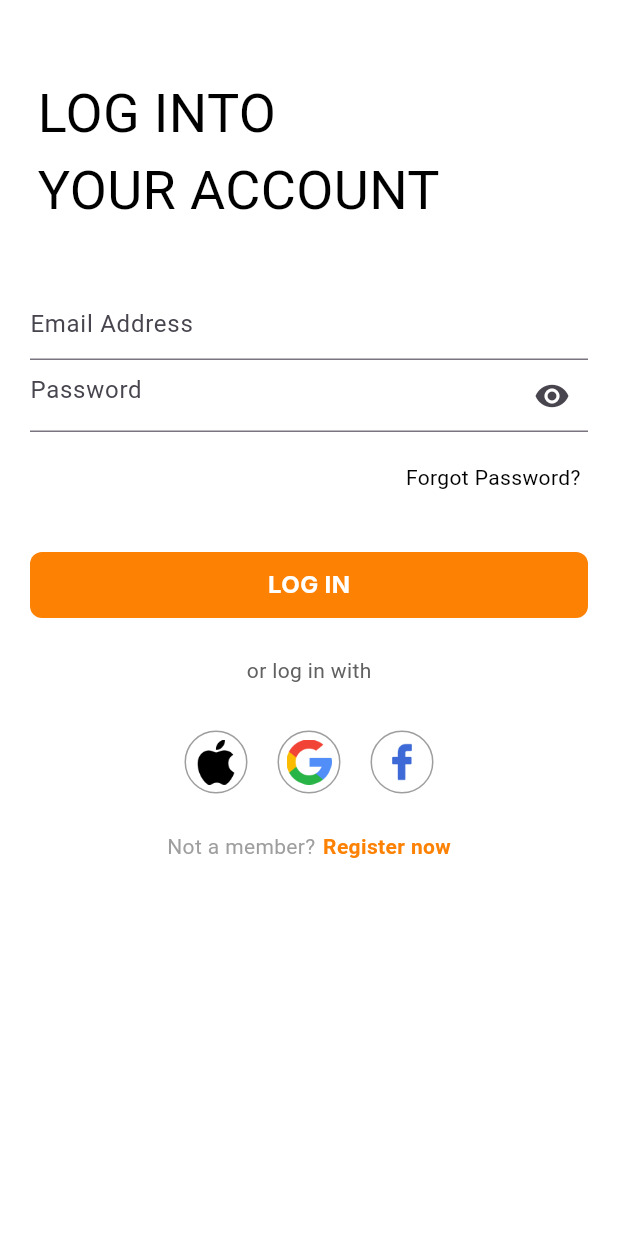
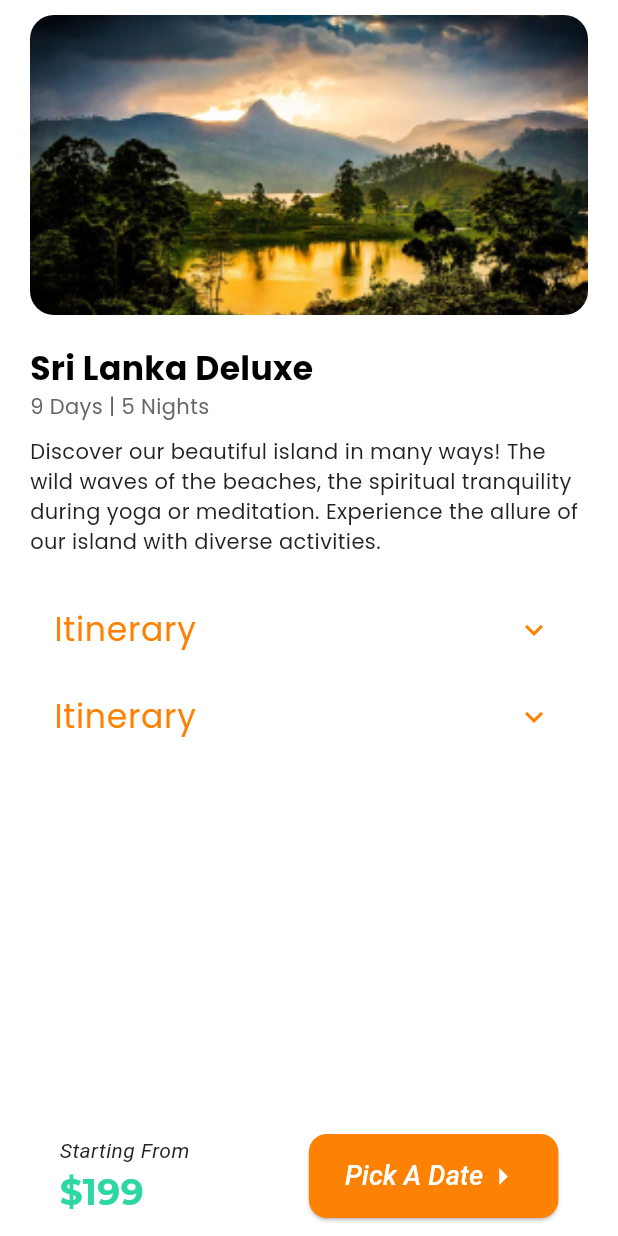
Before and after one commit to Chamidilshan/sl_explorer, a Flutter app: the RoundTripListPage screen opened directly, after a tap on the "keyboard double arrow right" icon, on a phone screen of 412 x 824 dp. Run offline on Flutter 3.47's test engine with Material 3 defaults, Android fonts, the light colour scheme and no system bars; drawn by our look-alikes of carousel_slider; our stand-ins replace cloud_firestore, connectivity_plus, csc_picker, device_preview, firebase_auth, firebase_core and 8 more; accounts and stored records are empty; network calls fail; Roboto replaces fonts that are missing (ABeeZee, Abel).

Commit message:
added round trips details and iterations

```diff
--- /dev/null
+++ b/lib/features/home/round_trips/screens/round_trips_detsila_page.dart
@@ -0,0 +1,305 @@
+import 'package:SL_Explorer/constants/utils/styles.dart';
+import 'package:carousel_slider/carousel_slider.dart';
+import 'package:flutter/material.dart';
+import 'package:google_fonts/google_fonts.dart';
+
+class RoundTripsDetailsPage extends StatefulWidget {
+  const RoundTripsDetailsPage({super.key});
+
+  @override
+  State<RoundTripsDetailsPage> createState() => _RoundTripsDetailsPageState();
+}
+
+class _RoundTripsDetailsPageState extends State<RoundTripsDetailsPage> {
+
+  List<String> images = [
+    "https://images.wallpapersden.com/image/download/purple-sunrise-4k-vaporwave_bGplZmiUmZqaraWkpJRmbmdlrWZlbWU.jpg",
+    "https://wallpaperaccess.com/full/2637581.jpg",
+    "https://uhdwallpapers.org/uploads/converted/20/01/14/the-mandalorian-5k-1920x1080_477555-mm-90.jpg"
+  ];
+
+  Map<String, String> dayDetails = {
+    'Day 1': "In the morning after your arrival at the airport you will be met by your German speaking SriLanka-Explorer tour guide. (Guests with an advance program in Negombo will be picked up at the hotel). We go to Pinnawela to the famous elephant orphanage. You'll have time to be close to the pachyderms, watching them feed and take a dip in the river, before checking into your hotel right on the Maha Oya River.",
+    'Day 2': "Details for Day 2 In the morning after your arrival at the airport you will be met by your German speaking SriLanka-Explorer tour guide. (Guests with an advance program in Negombo will be picked up at the hotel). We go to Pinnawela to the famous elephant orphanage. You'll have time to be close to the pachyderms, watching them feed and take a dip in the river, before checking into your hotel right on the Maha Oya River.",
+    'Day 3': "Details for Day 3 In the morning after your arrival at the airport you will be met by your German speaking SriLanka-Explorer tour guide. (Guests with an advance program in Negombo will be picked up at the hotel). We go to Pinnawela to the famous elephant orphanage. You'll have time to be close to the pachyderms, watching them feed and take a dip in the river, before checking into your hotel right on the Maha Oya River.",
+    'Day 4': "Details for Day 4 In the morning after your arrival at the airport you will be met by your German speaking SriLanka-Explorer tour guide. (Guests with an advance program in Negombo will be picked up at the hotel). We go to Pinnawela to the famous elephant orphanage. You'll have time to be close to the pachyderms, watching them feed and take a dip in the river, before checking into your hotel right on the Maha Oya River.",
+    'Day 5': "Details for Day 5 In the morning after your arrival at the airport you will be met by your German speaking SriLanka-Explorer tour guide. (Guests with an advance program in Negombo will be picked up at the hotel). We go to Pinnawela to the famous elephant orphanage. You'll have time to be close to the pachyderms, watching them feed and take a dip in the river, before checking into your hotel right on the Maha Oya River.",
+    'Day 6': "Details for Day 6 In the morning after your arrival at the airport you will be met by your German speaking SriLanka-Explorer tour guide. (Guests with an advance program in Negombo will be picked up at the hotel). We go to Pinnawela to the famous elephant orphanage. You'll have time to be close to the pachyderms, watching them feed and take a dip in the river, before checking into your hotel right on the Maha Oya River.",
+    'Day 7': "Details for Day 7 In the morning after your arrival at the airport you will be met by your German speaking SriLanka-Explorer tour guide. (Guests with an advance program in Negombo will be picked up at the hotel). We go to Pinnawela to the famous elephant orphanage. You'll have time to be close to the pachyderms, watching them feed and take a dip in the river, before checking into your hotel right on the Maha Oya River.",
+  };
+
+  String selectedDay = 'Day 1';
+
+  @override
+  Widget build(BuildContext context) {
+    return Scaffold(
+      backgroundColor: Colors.white,
+      body: SafeArea(
+        child: SingleChildScrollView(
+          child: Padding(
+            padding: const EdgeInsets.only(left: 20.0, right: 20.0, top: 10.0),
+            child: Column(
+              crossAxisAlignment: CrossAxisAlignment.start,
+              children: [
+                // ClipRRect(
+                //   borderRadius: BorderRadius.circular(16.0),
+                //   child: Image.asset(
+                //     'assets/images/roundTrip.png',
+                //     fit: BoxFit.cover,
+                //     width: double.infinity,
+                //   ),
+                // ),
+                    CarouselSlider(
+            options: CarouselOptions(
+              height: 200.0,
+              autoPlay: true,
+              enlargeFactor: 0.25,
+              aspectRatio: 2.0,
+              disableCenter: true,
+              viewportFraction: 1,
+              enlargeCenterPage: false,
+              autoPlayInterval: Duration(milliseconds: 2500),
+              onPageChanged: (position,reason){
+                print(reason);
+                print(CarouselPageChangedReason.controller);
+              },
+              enableInfiniteScroll: false,
+            ),
+            items: images.map<Widget>((i) {
+              return Builder(
+                builder: (BuildContext context) {
+                  return ClipRRect(
+                    borderRadius: BorderRadius.circular(16.0),
+                    child: Image.asset(
+                      'assets/images/roundTrip.png',
+                      fit: BoxFit.cover,
+                      width: double.infinity,
+                    ),
+                  );
+                },
+              );
+            }).toList(),
+                    ),
+                SizedBox(
+                  height: 20.0,
+                ),
+                Text(
+                  'Sri Lanka Deluxe',
+                  style: GoogleFonts.poppins(
+                    color: Colors.black,
+                    fontSize: 22.0,
+                    fontWeight: FontWeight.w700
+                  ),
+                ),
+                Text(
+                  '9 Days | 5 Nights',
+                  style: GoogleFonts.poppins(
+                      color: Color(0xFF666666),
+                      fontWeight: FontWeight.w400,
+                      fontSize: 14.0
+                  ),
+                ),
+                SizedBox(
+                  height: 10.0,
+                ),
+                Text(
+                  "Discover our beautiful island in many ways! The wild waves of the beaches, the spiritual tranquility during yoga or meditation. Experience the allure of our island with diverse activities.",
+                  style: GoogleFonts.poppins(
+                      color: Color(0xFF21231E),
+                      fontWeight: FontWeight.w400,
+                      fontSize: 14.0
+                  ),
+                ),
+                      SizedBox(
+            height: 20.0,
+                      ),
+                      ExpansionTile(
+            backgroundColor: Colors.white,
+            collapsedBackgroundColor: Colors.white,
+            collapsedIconColor: logoColor,
+            title: SizedBox(
+              child: Text(
+                'Itinerary',
+                style: GoogleFonts.poppins(
+                  color: logoColor,
+                  fontSize: 22.0
+                ),
+              ),
+            ),
+            children: [
+              SingleChildScrollView(
+                scrollDirection: Axis.horizontal,
+                child: Row(
+                  mainAxisAlignment: MainAxisAlignment.spaceEvenly,
+                  children: [
+                    for (String day in dayDetails.keys)
+                      RoundedButton(
+                        text: day,
+                        isSelected: selectedDay == day,
+                        onPressed: () {
+                          setState(() {
+                            selectedDay = day;
+                          });
+                        },
+                      ),
+                  ],
+                ),
+              ),
+              SizedBox(height: 20),
+              Text(
+                dayDetails[selectedDay]!,
+                style: GoogleFonts.poppins(
+                    fontSize: 14.0,
+                  fontWeight: FontWeight.w300,
+                  color: Colors.black
+                ),
+              ),
+              SizedBox(height: 20.0),
+              // const Text("isAdmin: No")
+            ],
+                      ), ExpansionTile(
+            backgroundColor: Colors.white,
+            collapsedBackgroundColor: Colors.white,
+            collapsedIconColor: logoColor,
+            title: SizedBox(
+              child: Text(
+                'Itinerary',
+                style: GoogleFonts.poppins(
+                  color: logoColor,
+                  fontSize: 22.0
+                ),
+              ),
+            ),
+            children: [
+              SingleChildScrollView(
+                scrollDirection: Axis.horizontal,
+                child: Row(
+                  mainAxisAlignment: MainAxisAlignment.spaceEvenly,
+                  children: [
+                    for (String day in dayDetails.keys)
+                      RoundedButton(
+                        text: day,
+                        isSelected: selectedDay == day,
+                        onPressed: () {
+                          setState(() {
+                            selectedDay = day;
+                          });
+                        },
+                      ),
+                  ],
+                ),
+              ),
+              SizedBox(height: 20),
+              Text(
+                dayDetails[selectedDay]!,
+                style: GoogleFonts.poppins(
+                    fontSize: 14.0,
+                  fontWeight: FontWeight.w300,
+                  color: Colors.black
+                ),
+              ),
+              SizedBox(height: 20.0),
+              // const Text("isAdmin: No")
+            ],
+                      ),
+              ],
+            ),
+          ),
+        ),
+      ),
+      bottomSheet: Container(
+        color: Colors.white,
+        height: 80.0,
+        width: double.infinity,
+        child: Row(
+          crossAxisAlignment: CrossAxisAlignment.center,
+          mainAxisAlignment: MainAxisAlignment.spaceAround,
+          children: [
+            Column(
+              mainAxisAlignment: MainAxisAlignment.center,
+              crossAxisAlignment: CrossAxisAlignment.start,
+              children: [
+                Text(
+                  'Starting From',
+                  style: GoogleFonts.aBeeZee(
+                      color: Color(0xFF232323),
+                      fontStyle: FontStyle.italic,
+                      fontWeight: FontWeight.w400,
+                      fontSize: 14.0
+                  ),
+                ),Text(
+                  '\$199',
+                  style: GoogleFonts.montserrat(
+                      color: Color(0xFF2DD7A4),
+                      fontWeight: FontWeight.w700,
+                      fontSize: 24.0
+                  ),
+                ),
+              ],
+            ),
+            ElevatedButton(
+                onPressed: (){},
+              style: ElevatedButton.styleFrom(
+                backgroundColor: logoColor,
+                shape: RoundedRectangleBorder(
+                    borderRadius: BorderRadius.circular(12.0)),
+                minimumSize: Size(100, 56.0),
+              ),
+                child: Row(
+                  children: [
+                    Text(
+                        'Pick A Date',
+                      style: TextStyle(
+                        color: Colors.white,
+                        fontSize: 18.0,
+                        fontStyle: FontStyle.italic
+                      ),
+                    ),
+                    Icon(
+                        Icons.arrow_right_outlined,
+                      color: Colors.white,
+                      size: 26.0,
+                    )
+                  ],
+                ),
+            )
+          ],
+        ),
+      ),
+    );
+  }
+}
+
+class RoundedButton extends StatelessWidget {
+  final String text;
+  final bool isSelected;
+  final VoidCallback onPressed;
+
+  RoundedButton({
+    required this.text,
+    required this.isSelected,
+    required this.onPressed,
+  });
+
+  @override
+  Widget build(BuildContext context) {
+    return Container(
+      padding: EdgeInsets.symmetric(horizontal: 4.0),
+      child: ElevatedButton(
+        onPressed: onPressed,
+        style: ElevatedButton.styleFrom(
+          primary: isSelected ? Colors.white.withOpacity(0.75): Color(0xFF9E9E9E).withOpacity(0.15),
+          shape: RoundedRectangleBorder(
+            borderRadius: BorderRadius.circular(15),
+          ),
+        ),
+        child: Text(
+            text,
+          style: TextStyle(
+            color: Colors.black
+          ),
+        ),
+      ),
+    );
+  }
+}
--- a/lib/features/home/round_trips/screens/round_trips_list_page.dart
+++ b/lib/features/home/round_trips/screens/round_trips_list_page.dart
@@ -1,5 +1,6 @@
 import 'package:SL_Explorer/constants/utils/styles.dart';
 import 'package:SL_Explorer/features/authentication/screens/login_page.dart';
+import 'package:SL_Explorer/features/home/round_trips/screens/round_trips_detsila_page.dart';
 import 'package:flutter/material.dart';
 import 'package:get/get.dart';
 import 'package:google_fonts/google_fonts.dart';
@@ -53,7 +54,9 @@ class _RoundTripListPageState extends State<RoundTripListPage> {
               trailing: IconButton(
                   icon: Icon(Icons.keyboard_double_arrow_right_rounded),
                 onPressed: (){
-                    Get.to(LoginPage());
+                    Get.to(
+                        RoundTripsDetailsPage()
+                    );
                 },
               ),
               collapsedIconColor: logoColor,
--- a/pubspec.yaml
+++ b/pubspec.yaml
@@ -51,6 +51,7 @@ dependencies:
   get_storage: ^2.1.1
   csc_picker: ^0.2.7
   smooth_page_indicator: ^1.1.0
+  carousel_slider: ^4.2.1
 
 dev_dependencies:
   flutter_test:
```
Also changed, not shown: pubspec.lock.
